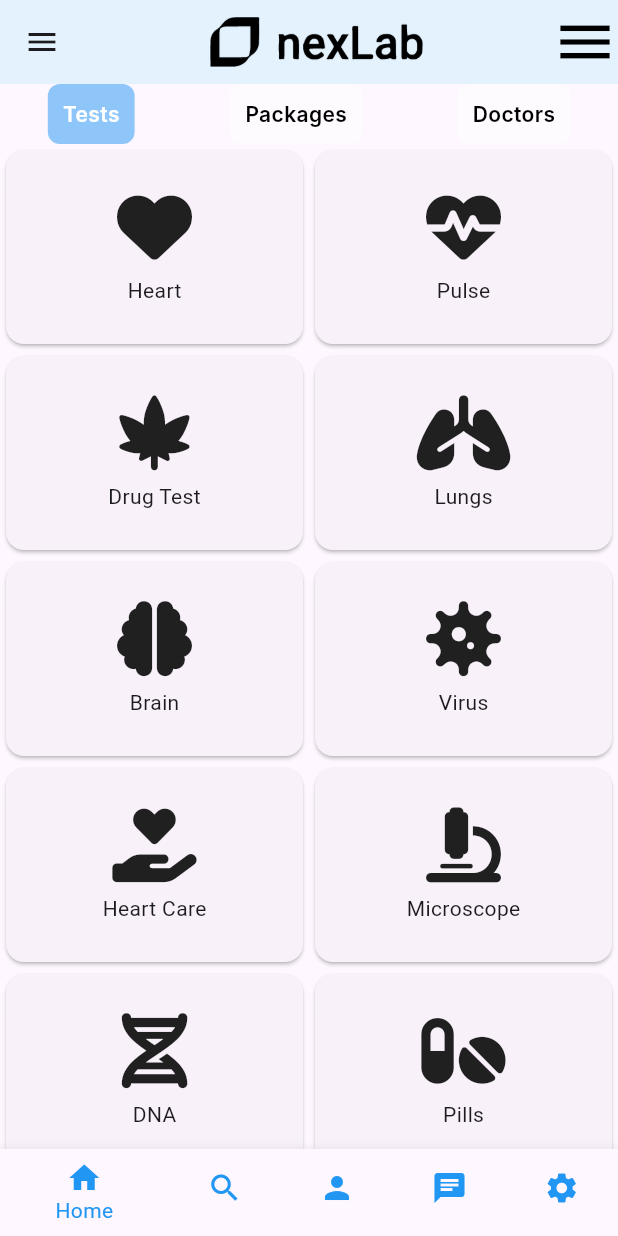
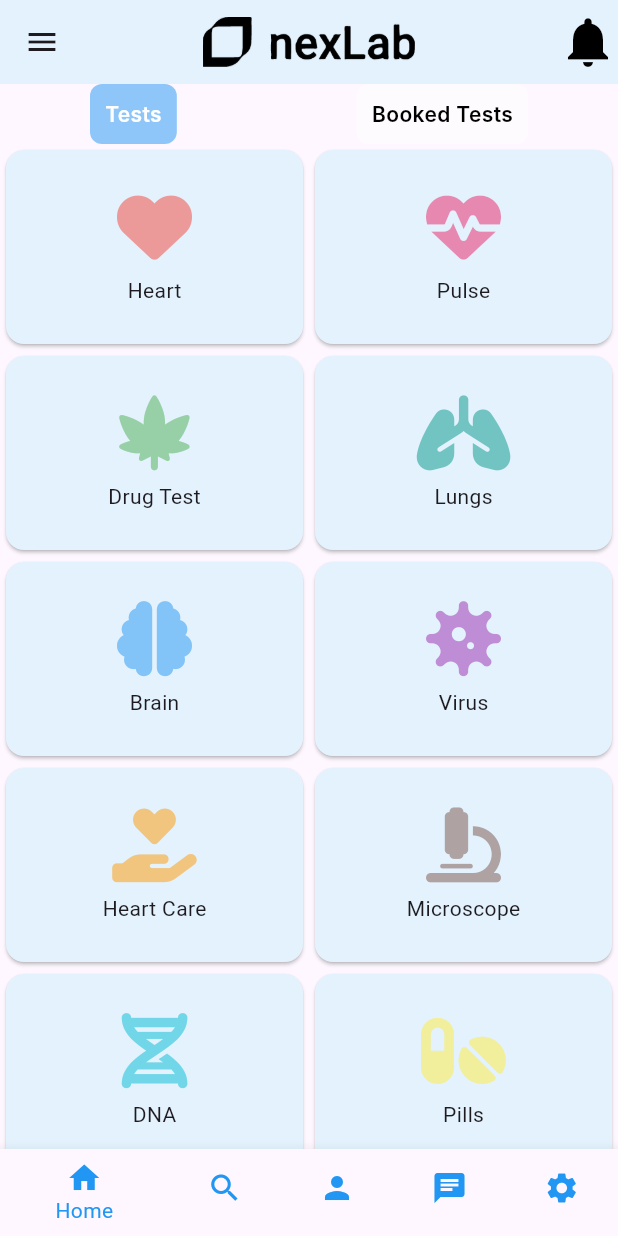
Before and after one commit to Daniyal-ahmeda/nexlab, a Flutter app: the screen it shows after launch, on a phone screen of 412 x 824 dp. Run offline on Flutter 3.47's test engine with Material 3 defaults, Android fonts, the phone set to English and light mode, and no system bars; our stand-ins replace font_awesome_flutter; Roboto replaces fonts that are missing (Inter).

Commit message:
Added colors

```diff
--- a/lib/screens/details_screen.dart
+++ b/lib/screens/details_screen.dart
@@ -3,7 +3,7 @@ import 'package:flutter/material.dart';
 class TestDetailsScreen extends StatelessWidget {
   final String testName;
 
-  const TestDetailsScreen({Key? key, required this.testName}) : super(key: key);
+  const TestDetailsScreen({super.key, required this.testName});
 
   @override
   Widget build(BuildContext context) {
--- a/lib/screens/home_screen.dart
+++ b/lib/screens/home_screen.dart
@@ -1,86 +1,45 @@
 import 'package:flutter/material.dart';
-import 'package:nex_lab/screens/details_screen.dart';
-import 'package:nex_lab/screens/inhome_screens/tests_sceen.dart'; // Import the test.dart file
+import 'package:nex_lab/screens/inhome_screens/bookedtests_screen.dart';
+import 'package:nex_lab/screens/inhome_screens/tests_sceen.dart';
+
 
 class HomeScreen extends StatefulWidget {
   const HomeScreen({super.key});
 
   @override
-  State<HomeScreen> createState() => _MyWidgetState();
+  State<HomeScreen> createState() => _HomeScreenState();
 }
 
-class _MyWidgetState extends State<HomeScreen> {
-  // Variable to track dark mode state
+class _HomeScreenState extends State<HomeScreen> {
   bool isDarkMode = false;
+  int _selectedIndex = 0;
+  int _currentSwappableIndex = 0;
+  List<BookedTest> bookedTests = [];
 
-  // Variable to track the selected index of the bottom navigation bar
-  int _selectedIndex = 0;
+  void _bookTest(BookedTest bookedTest) {
+    setState(() {
+      if (!bookedTests.any((test) => test.name == bookedTest.name)) {
+        bookedTests.add(bookedTest);
+      }
+    });
+  }
 
-  // Variable to track the currently selected swappable item
-  int _currentSwappableIndex = 0;
-
-  // List of pages for the bottom navigation
-  late final List<Widget> _pages;
-
-  @override
-  void initState() {
-    super.initState();
-    _pages = [
-      _buildHomePage(), // Home page with icons
-      Center(child: Text('Search Page')),
-      Center(child: ElevatedButton(onPressed: () {}, child: Text('Profile Page'))),
-      Center(child: Text('Chat Page')),
-      Center(child: Text('Settings Page')),
-    ];
-  }
   Widget _buildSwappableRow() {
-    final List<String> titles = ['Tests', 'Packages', 'Doctors'];
+    final titles = ['Tests', 'Booked Tests'];
     return Row(
       mainAxisAlignment: MainAxisAlignment.spaceAround,
       children: List.generate(titles.length, (index) {
-        return _buildSwappableItem(titles[index], index);
-      }),
-    );
-  }
-
-  Widget _buildHomePage() {
-    return Column(
-      children: [
-        _buildSwappableRow(), // Add the swappable row here
-        Expanded(
-          child: IndexedStack(
-            index: _currentSwappableIndex,
-            children: [
-              Tests_Screen(), // Use the TestScreen widget here
-              Center(child: Text('This is the Packages screen.')), // Placeholder for Packages
-              Center(child: Text('This is the Doctors screen.')), // Placeholder for Doctors
-            ],
-          ),
-        ),
-      ],
-    );
-  }
-
-
-
-  Widget _buildSwappableItem(String title, int index) {
         return GestureDetector(
-      onTap: () {
-
-        setState(() {
-          _currentSwappableIndex = index;
-        });
-      },
+          onTap: () => setState(() => _currentSwappableIndex = index),
           child: Container(
             padding: EdgeInsets.all(10),
             decoration: BoxDecoration(
               color: _currentSwappableIndex == index ? Colors.blue.withOpacity(0.5) : Color(0x79FFFFFF),
               borderRadius: BorderRadius.circular(8),
             ),
-        child: Align(
-          alignment: Alignment.center,
+            child: Center(
               child: Text(
-            title,
+                titles[index],
                 style: TextStyle(
                   fontFamily: 'Inter',
                   fontWeight: FontWeight.w600,
@@ -90,13 +49,8 @@ class _MyWidgetState extends State<HomeScreen> {
             ),
           ),
         );
-  }
-
-  void _onItemTapped(int index) {
-    setState(() {
-      _selectedIndex = index;
-      _currentSwappableIndex = 0; // Reset the swappable index when changing tabs
-    });
+      }),
+    );
   }
 
   @override
@@ -104,107 +58,59 @@ class _MyWidgetState extends State<HomeScreen> {
     return Scaffold(
       appBar: AppBar(
         backgroundColor: Colors.blue.shade50,
-        automaticallyImplyLeading: true,
-        title: Align(
-          alignment: AlignmentDirectional(0.5, 0),
-          child: ClipRRect(
-            borderRadius: BorderRadius.circular(0),
-            child: Image.asset(
-              'Assets/Nexlab logo.png',
-              width: 189,
-              height: 33,
-              fit: BoxFit.contain,
-              alignment: Alignment(-1, -1.6),
+        title: Image.asset('Assets/Nexlab logo.png', width: 189, height: 33, fit: BoxFit.contain),
+        actions: [Icon(Icons.notifications, color: Colors.black, size: 40)],
+        centerTitle: true,
+        elevation: 0,
       ),
-          ),
-        ),
-        actions: const [
-          Align(
-            alignment: AlignmentDirectional(0, 0),
-            child: Icon(
-              Icons.menu,
-              color: Colors.black,
-              size: 44,
-            ),
-          ),
-        ],
-        centerTitle: true,
-        elevation:  0,
-      ),
-
       drawer: Drawer(
         child: ListView(
           padding: EdgeInsets.zero,
           children: [
             DrawerHeader(
-              decoration: BoxDecoration(
-                color: Colors.blue.shade50,
-              ),
-              child: Text(
-                'Nexlab',
-                style: TextStyle(
-                  fontSize: 24,
-                  fontWeight: FontWeight.bold,
-                ),
-              ),
+              decoration: BoxDecoration(color: Colors.blue.shade50),
+              child: Text('Nexlab', style: TextStyle(fontSize: 24, fontWeight: FontWeight.bold)),
             ),
             ListTile(
               title: Text('Darkmode'),
-              trailing: Switch(
-                value: isDarkMode,
-                onChanged: (value) {
-                  setState(() {
-                    isDarkMode = value; // Update the dark mode state
-                  });
-                },
+              trailing: Switch(value: isDarkMode, onChanged: (value) => setState(() => isDarkMode = value)),
             ),
-            ),
-            ListTile(
-              title: Text('About'),
-              onTap: () {
-                Navigator.pop(context);
-              },
-            ),
-            ListTile(
-              title: Text('Contact'),
-              onTap: () {
-                Navigator.pop(context);
-              },
-            ),
+            ListTile(title: Text('About'), onTap: () => Navigator.pop(context)),
+            ListTile(title: Text('Contact'), onTap: () => Navigator.pop(context)),
           ],
         ),
       ),
-      body:_selectedIndex==0?_buildHomePage():
-            Center(child: Text("Blanck")),
-            // Display the home page with swappable row
+      body: _selectedIndex == 0
+          ? Column(
+              children: [
+                _buildSwappableRow(),
+                Expanded(
+                  child: IndexedStack(
+                    index: _currentSwappableIndex,
+                    children: [
+                      Tests_Screen(onTestBooked: _bookTest),
+                      BookedTestsScreen(bookedTests: bookedTests),
+                    ],
+                  ),
+                ),
+              ],
+            )
+          : Center(child: Text("Blank")),
       bottomNavigationBar: BottomNavigationBar(
         fixedColor: Colors.blue,
         unselectedItemColor: Colors.blue,
-        items: const <BottomNavigationBarItem>[
-          BottomNavigationBarItem(
-            icon: Icon(Icons.home),
-            label: 'Home',
-          ),
-          BottomNavigationBarItem(
-            icon: Icon(Icons.search),
-            label: 'Search',
-          ),
-          BottomNavigationBarItem(
-            icon: Icon(Icons.person),
-            label: 'Profile',
-          ),
-          BottomNavigationBarItem(
-            icon: Icon(Icons.chat),
-            label: 'Chat',
-          ),
-          BottomNavigationBarItem(
-            icon: Icon(Icons.settings),
-            label: 'Settings',
-          ),
+        items: const [
+          BottomNavigationBarItem(icon: Icon(Icons.home), label: 'Home'),
+          BottomNavigationBarItem(icon: Icon(Icons.search), label: 'Search'),
+          BottomNavigationBarItem(icon: Icon(Icons.person), label: 'Profile'),
+          BottomNavigationBarItem(icon: Icon(Icons.chat), label: 'Chat'),
+          BottomNavigationBarItem(icon: Icon(Icons.settings), label: 'Settings'),
         ],
         currentIndex: _selectedIndex,
-        onTap: _onItemTapped,
-        backgroundColor: Colors.blue,
+        onTap: (index) => setState(() {
+          _selectedIndex = index;
+          _currentSwappableIndex = 0;
+        }),
       ),
     );
   }
--- /dev/null
+++ b/lib/screens/inhome_screens/bookedtests_screen.dart
@@ -0,0 +1,53 @@
+// booked_tests_screen.dart
+import 'package:flutter/material.dart';
+import 'package:nex_lab/screens/details_screen.dart';
+ // Import the BookedTest class
+
+class BookedTest {
+  final String name;
+  final DateTime dateTime;
+
+  BookedTest({required this.name, required this.dateTime});
+}
+// booked_tests_screen.dart
+
+class BookedTestsScreen extends StatelessWidget {
+  final List<BookedTest> bookedTests; // Receive the booked tests
+
+  const BookedTestsScreen({super.key, required this.bookedTests});
+
+  @override
+  Widget build(BuildContext context) {
+    return Scaffold(
+      appBar: AppBar(
+        title: Text(' Booked Tests'),
+        backgroundColor: Colors.blue.shade50,
+      ),
+      body: ListView.builder(
+        itemCount: bookedTests.length,
+        itemBuilder: (context, index) {
+          return Card(
+            margin: EdgeInsets.all(8.0),
+            child: ListTile(
+              title: Text(bookedTests[index].name),
+              subtitle: Text(
+                '${bookedTests[index].dateTime.day}/${bookedTests[index].dateTime.month}/${bookedTests[index].dateTime.year} ${bookedTests[index].dateTime.hour}:${bookedTests[index].dateTime.minute}',
+              ),
+              trailing: Icon(Icons.arrow_forward),
+              onTap: () {
+                // Handle tap on the booked test item
+                // You can navigate to a details screen or show more information
+                Navigator.push(
+                  context,
+                  MaterialPageRoute(
+                    builder: (context) => TestDetailsScreen(testName: bookedTests[index].name),
+                  ),
+                );
+              },
+            ),
+          );
+        },
+      ),
+    );
+  }
+}
--- a/lib/screens/inhome_screens/doctors_screen.dart
+++ /dev/null
@@ -1,10 +0,0 @@
-import 'package:flutter/material.dart';
-
-class Doctors_Screen extends StatelessWidget {
-  const Doctors_Screen({Key? key}) : super(key: key);
-
-  @override
-  Widget build(BuildContext context) {
-    return Center(child: Text('This is the Doctors screen.'));
-  }
-}
--- a/lib/screens/inhome_screens/packages_screen.dart
+++ /dev/null
@@ -1,10 +0,0 @@
-import 'package:flutter/material.dart';
-
-class Packages_Screen extends StatelessWidget {
-  const Packages_Screen({Key? key}) : super(key: key);
-
-  @override
-  Widget build(BuildContext context) {
-    return Center(child: Text('This is the Packages screen.'));
-  }
-}
--- a/lib/screens/inhome_screens/tests_sceen.dart
+++ b/lib/screens/inhome_screens/tests_sceen.dart
@@ -1,9 +1,12 @@
-// test.dart
 import 'package:flutter/material.dart';
 import 'package:font_awesome_flutter/font_awesome_flutter.dart';
 import 'package:nex_lab/screens/details_screen.dart';
+import 'package:nex_lab/screens/inhome_screens/bookedtests_screen.dart';
 
 class Tests_Screen extends StatelessWidget {
+  final Function(BookedTest) onTestBooked;
+  Tests_Screen({super.key, required this.onTestBooked});
+
   final List<IconData> iconDataList = [
     FontAwesomeIcons.solidHeart,
     FontAwesomeIcons.heartPulse,
@@ -38,27 +41,70 @@ class Tests_Screen extends StatelessWidget {
     'Allergies',
   ];
 
+  final List<Color> colorList = [
+    Colors.red.withOpacity(0.5),
+    Colors.pink.withOpacity(0.5),
+    Colors.green.withOpacity(0.5),
+    Colors.teal.withOpacity(0.5),
+    Colors.blue.withOpacity(0.5),
+    Colors.purple.withOpacity(0.5),
+    Colors.orange.withOpacity(0.5),
+    Colors.brown.withOpacity(0.5),
+    Colors.cyan.withOpacity(0.5),
+    Colors.yellow.withOpacity(0.5),
+    Colors.deepPurple.withOpacity(0.5),
+    Colors.lime.withOpacity(0.5),
+    Colors.indigo.withOpacity(0.5),
+    Colors.amber.withOpacity(0.5),
+  ];
+
   @override
   Widget build(BuildContext context) {
     return GridView.builder(
       gridDelegate: SliverGridDelegateWithFixedCrossAxisCount(
-        crossAxisCount: 2, // Number of items in a row
-        childAspectRatio: 3 / 2, // Aspect ratio of each item
+        crossAxisCount: 2,
+        childAspectRatio: 3 / 2,
       ),
       itemCount: iconDataList.length,
       itemBuilder: (context, index) {
         return GestureDetector(
-          onTap: () {
-            Navigator.push(
-              context,
-              MaterialPageRoute(builder: (context) => TestDetailsScreen(testName: textList[index])),
+          onTap: () async {
+            DateTime? selectedDate = await showDatePicker(
+              context: context,
+              initialDate: DateTime.now(),
+              firstDate: DateTime.now(),
+              lastDate: DateTime(2100),
             );
+            if (selectedDate != null) {
+              TimeOfDay? selectedTime = await showTimePicker(
+                context: context,
+                initialTime: TimeOfDay.now(),
+              );
+              if (selectedTime != null) {
+                final bookedTest = BookedTest(
+                  name: textList[index],
+                  dateTime: DateTime(
+                    selectedDate.year,
+                    selectedDate.month,
+                    selectedDate.day,
+                    selectedTime.hour,
+                    selectedTime.minute,
+                  ),
+                );
+                onTestBooked(bookedTest);
+                Navigator.push(
+                  context,
+                  MaterialPageRoute(builder: (context) => TestDetailsScreen(testName: textList[index])),
+                );
+              }
+            }
           },
           child: Card(
+            color: Colors.blue.shade50,
             child: Column(
               mainAxisAlignment: MainAxisAlignment.center,
               children: [
-                FaIcon(iconDataList[index], size: 50),
+                FaIcon(iconDataList[index], size: 50, color: colorList[index]),
                 SizedBox(height: 8),
                 Text(textList[index]),
               ],
```
Lines whose indentation alone changed are shown as unchanged.
